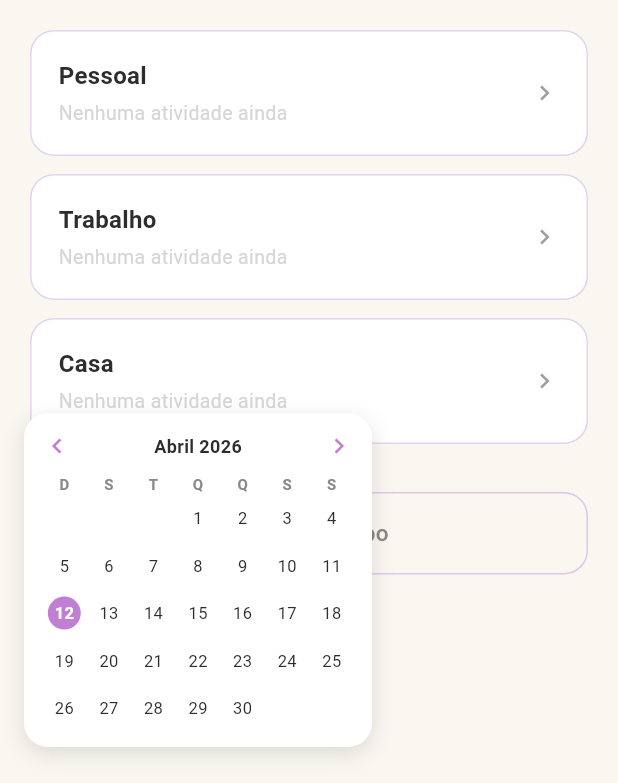
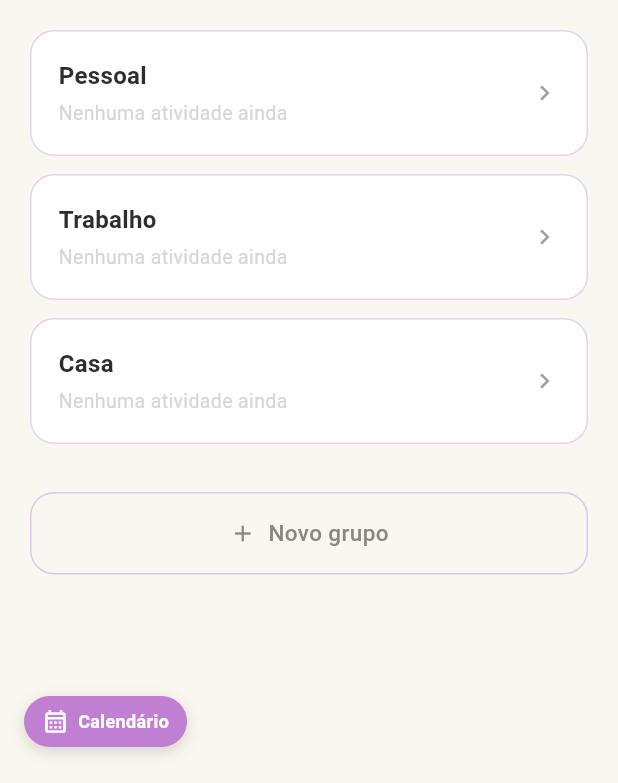
Before and after one commit to victoriatheodoro/papel-create, a Flutter app: the screen it shows after launch, on a phone screen of 412 x 824 dp, the part 453-1236 px from its top. Run offline on Flutter 3.47's test engine with Material 3 defaults, Android fonts, the light colour scheme and no system bars; our stand-ins replace flutter_image_compress, image_picker, shared_preferences, web; missing offline and left inert: dart:js_interop, google_mlkit_text_recognition.

Commit message:
feat: calendário recolhível + notificações web (tarefas e eventos do dia)

```diff
--- a/lib/screens/home_screen.dart
+++ b/lib/screens/home_screen.dart
@@ -4,6 +4,7 @@ import 'package:image_picker/image_picker.dart';
 import 'package:shared_preferences/shared_preferences.dart';
 import '../models/activity_group.dart';
 import '../models/scan_result.dart';
+import '../services/notification_service.dart';
 import '../services/ocr_service.dart';
 import '../services/todoist_service.dart';
 import '../widgets/mini_calendar.dart';
@@ -24,6 +25,7 @@ class _HomeScreenState extends State<HomeScreen> {
   final _picker = ImagePicker();
   bool _processing = false;
   bool _syncing = false;
+  bool _calendarOpen = false;
   List<ScanResult> _history = [];
   List<ActivityGroup> _groups = [];
 
@@ -35,6 +37,52 @@ class _HomeScreenState extends State<HomeScreen> {
 
   Future<void> _loadData() async {
     await Future.wait([_loadHistory(), _loadGroups()]);
+    _checkNotifications();
+  }
+
+  Future<void> _checkNotifications() async {
+    final granted = await NotificationService.requestPermission();
+    if (!granted) return;
+
+    final today = DateTime.now();
+    final todayOnly = DateTime(today.year, today.month, today.day);
+
+    // Tarefas vencendo hoje
+    final tasksDueToday = <String>[];
+    for (final scan in _history) {
+      for (final task in scan.tasks) {
+        if (task.completed) continue;
+        if (task.dueDate == null) continue;
+        final due = DateTime(task.dueDate!.year, task.dueDate!.month, task.dueDate!.day);
+        if (due == todayOnly) tasksDueToday.add(task.text);
+      }
+    }
+
+    // Eventos de hoje
+    final eventsToday = <String>[];
+    for (final scan in _history) {
+      for (final event in scan.events) {
+        final dt = _parseEventDate(event.date);
+        if (dt != null) {
+          final d = DateTime(dt.year, dt.month, dt.day);
+          if (d == todayOnly) eventsToday.add(event.text);
+        }
+      }
+    }
+
+    if (tasksDueToday.isNotEmpty) {
+      NotificationService.show(
+        '📋 ${tasksDueToday.length} tarefa(s) vencem hoje',
+        body: tasksDueToday.take(3).join(', '),
+      );
+    }
+
+    if (eventsToday.isNotEmpty) {
+      NotificationService.show(
+        '📅 ${eventsToday.length} evento(s) hoje',
+        body: eventsToday.take(3).join(', '),
+      );
+    }
   }
 
   Future<void> _loadHistory() async {
@@ -594,7 +642,50 @@ class _HomeScreenState extends State<HomeScreen> {
                 Positioned(
                   bottom: 24,
                   left: 16,
-                  child: MiniCalendar(eventsByDate: _eventsByDate),
+                  child: Column(
+                    crossAxisAlignment: CrossAxisAlignment.start,
+                    mainAxisSize: MainAxisSize.min,
+                    children: [
+                      if (_calendarOpen)
+                        Padding(
+                          padding: const EdgeInsets.only(bottom: 8),
+                          child: MiniCalendar(eventsByDate: _eventsByDate),
+                        ),
+                      GestureDetector(
+                        onTap: () => setState(() => _calendarOpen = !_calendarOpen),
+                        child: Container(
+                          padding: const EdgeInsets.symmetric(horizontal: 12, vertical: 8),
+                          decoration: BoxDecoration(
+                            color: const Color(0xFFC17FD4),
+                            borderRadius: BorderRadius.circular(20),
+                            boxShadow: [
+                              BoxShadow(
+                                color: Colors.black.withOpacity(0.15),
+                                blurRadius: 8,
+                                offset: const Offset(0, 3),
+                              ),
+                            ],
+                          ),
+                          child: Row(
+                            mainAxisSize: MainAxisSize.min,
+                            children: [
+                              const Icon(Icons.calendar_month_outlined,
+                                  color: Colors.white, size: 18),
+                              const SizedBox(width: 6),
+                              Text(
+                                _calendarOpen ? 'Fechar' : 'Calendário',
+                                style: const TextStyle(
+                                  color: Colors.white,
+                                  fontSize: 12,
+                                  fontWeight: FontWeight.w600,
+                                ),
+                              ),
+                            ],
+                          ),
+                        ),
+                      ),
+                    ],
+                  ),
                 ),
               ],
             ),
@@ -679,7 +770,7 @@ class _HomeScreenState extends State<HomeScreen> {
     final overdue = _overdueTasks;
 
     return ListView(
-      padding: const EdgeInsets.fromLTRB(20, 16, 20, 40),
+      padding: const EdgeInsets.fromLTRB(20, 16, 20, 280),
       children: [
         // Logo da marca
         Center(
--- /dev/null
+++ b/lib/services/notification_service.dart
@@ -0,0 +1,32 @@
+// ignore: avoid_web_libraries_in_flutter
+import 'dart:js_interop';
+
+import 'package:web/web.dart' as web;
+
+class NotificationService {
+  /// Solicita permissão para notificações ao usuário.
+  /// Retorna true se concedida.
+  static Future<bool> requestPermission() async {
+    final permission = web.Notification.permission;
+    if (permission == 'granted') return true;
+    if (permission == 'denied') return false;
+
+    final result = await web.Notification.requestPermission().toDart;
+    return result == 'granted';
+  }
+
+  static bool get isSupported =>
+      web.Notification.permission != 'undefined';
+
+  static bool get isGranted =>
+      web.Notification.permission == 'granted';
+
+  /// Exibe uma notificação com [title] e [body].
+  static void show(String title, {String body = ''}) {
+    if (!isGranted) return;
+    web.Notification(
+      title,
+      web.NotificationOptions(body: body),
+    );
+  }
+}
--- a/pubspec.yaml
+++ b/pubspec.yaml
@@ -17,6 +17,7 @@ dependencies:
   cupertino_icons: ^1.0.6
   shared_preferences: ^2.2.3
   http: ^1.2.0
+  web: ^1.0.0
 
 dev_dependencies:
   flutter_test:
```
Also changed, not shown: pubspec.lock.
